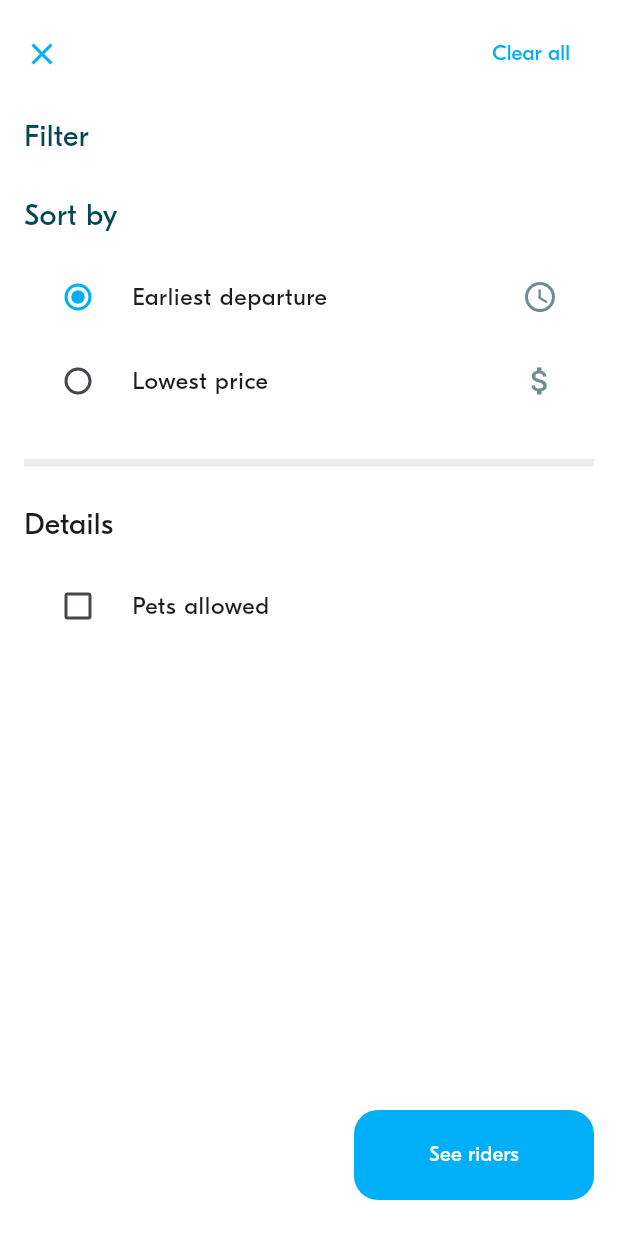
After one commit to SamnangKong426/Fundamental-of-Mobile-Development, a Flutter app: the RidePrefFilter screen opened directly with sample values from the repository, on a phone screen of 412 x 824 dp. The commit adds this screen. Run offline on Flutter 3.47's test engine with Material 3 defaults, Android fonts, the phone set to English and light mode, and no system bars; project files that could hold a hidden picture were left out.

Commit message:
BLA-106 - BONUS – Implement the Filter view

```diff
--- /dev/null
+++ b/w4_blabla_project_part2/lib/screens/ride_pref/widgets/ride_pref_filter.dart
@@ -0,0 +1,182 @@
+import 'package:flutter/material.dart';
+import 'package:w4_blabla_project_part2/widgets/actions/bla_button.dart';
+
+import '../../../model/ride_pref/ride_pref.dart';
+import '../../../service/ride_prefs_filter_service.dart';
+import '../../../theme/theme.dart';
+import '../../../widgets/actions/bla_icon_button.dart';
+import '../../ride_pref/widgets/ride_pref_form.dart';
+
+class RidePrefFilter extends StatefulWidget {
+  final RidePreference currentPreference;
+
+  const RidePrefFilter({super.key, required this.currentPreference});
+
+  @override
+  State<RidePrefFilter> createState() => _RidePrefFilterState();
+}
+
+class _RidePrefFilterState extends State<RidePrefFilter> {
+  // Initialize state from the service
+  late bool _isPetsAllowed;
+  late SortOption _selectedSortOption;
+
+  @override
+  void initState() {
+    super.initState();
+    // Get initial values from FilterService
+    _isPetsAllowed = FilterService.instance.isPetsAllowed;
+    _selectedSortOption = FilterService.instance.sortOption;
+  }
+
+  void onBackSelected() {
+    // Update service before closing the screen
+    _updateFilterService();
+    Navigator.of(context).pop();
+  }
+
+  void onSubmit() {
+    // Update service before closing the screen
+    _updateFilterService();
+    Navigator.of(context).pop();
+  }
+
+  void _updateFilterService() {
+    FilterService.instance.setCurrentFilter(_isPetsAllowed, _selectedSortOption);
+  }
+
+  void onClearAll() {
+    setState(() {
+      _isPetsAllowed = false;
+      _selectedSortOption = SortOption.earliest_departure;
+    });
+
+    // Update service when filter is cleared
+    _updateFilterService();
+  }
+
+  @override
+  Widget build(BuildContext context) {
+    return Scaffold(
+      body: Padding(
+        padding: const EdgeInsets.only(
+          left: BlaSpacings.m,
+          right: BlaSpacings.m,
+          top: BlaSpacings.s,
+        ),
+        child: Column(
+          crossAxisAlignment: CrossAxisAlignment.start,
+          children: [
+            // Back icon
+            Row(
+              children: [
+                BlaIconButton(onPressed: onBackSelected, icon: Icons.close),
+                const Spacer(),
+                TextButton(
+                  onPressed: onClearAll,
+                  style: TextButton.styleFrom(
+                    padding: EdgeInsets.symmetric(horizontal: 16, vertical: 8),
+                  ),
+                  child: Text(
+                    "Clear all",
+                    style: TextStyle(color: BlaColors.primary),
+                  ),
+                ),
+              ],
+            ),
+            SizedBox(height: BlaSpacings.m),
+
+            // Title
+            Text(
+              "Filter",
+              style: BlaTextStyles.title.copyWith(color: BlaColors.textNormal),
+            ),
+            const SizedBox(height: BlaSpacings.l),
+            // Form
+            Expanded(
+              child: Column(
+                crossAxisAlignment: CrossAxisAlignment.start,
+                children: [
+                  Text(
+                    "Sort by",
+                    style: BlaTextStyles.title.copyWith(
+                      color: BlaColors.textNormal,
+                    ),
+                  ),
+                  const SizedBox(height: BlaSpacings.s),
+                  RadioListTile<SortOption>(
+                    activeColor: BlaColors.primary,
+                    title: Text("Earliest departure"),
+                    value: SortOption.earliest_departure,
+                    groupValue: _selectedSortOption,
+                    onChanged: (SortOption? value) {
+                      if (value != null) {
+                        setState(() {
+                          _selectedSortOption = value;
+                        });
+                      }
+                    },
+                    secondary: Icon(
+                      Icons.access_time,
+                      color: BlaColors.textLight,
+                    ),
+                  ),
+                  RadioListTile<SortOption>(
+                    activeColor: BlaColors.primary,
+                    title: Text("Lowest price"),
+                    value: SortOption.price,
+                    groupValue: _selectedSortOption,
+                    onChanged: (SortOption? value) {
+                      if (value != null) {
+                        setState(() {
+                          _selectedSortOption = value;
+                        });
+                      }
+                    },
+                    secondary: Icon(
+                      Icons.attach_money,
+                      color: BlaColors.textLight,
+                    ),
+                  ),
+                  const SizedBox(height: BlaSpacings.l),
+                  // line
+                  Container(height: 5, color: BlaColors.backgroundAccent),
+                  const SizedBox(height: BlaSpacings.l),
+                  Text("Details", style: BlaTextStyles.title),
+                  const SizedBox(height: BlaSpacings.s),
+                  CheckboxListTile(
+                    activeColor: BlaColors.primary,
+                    title: Text("Pets allowed"),
+                    value: _isPetsAllowed,
+                    onChanged: (bool? value) {
+                      setState(() {
+                        _isPetsAllowed = value!;
+                      });
+                    },
+                    controlAffinity: ListTileControlAffinity.leading,
+                  ),
+                  const Spacer(),
+                  Padding(
+                    padding: const EdgeInsets.only(bottom: BlaSpacings.l),
+                    child: Row(
+                      mainAxisAlignment: MainAxisAlignment.end,
+                      children: [
+                        SizedBox(
+                          width: 160, // Set to your desired width
+                          child: BlaButton(
+                            text: "See riders",
+                            onPressed: onSubmit,
+                          ),
+                        ),
+                      ],
+                    ),
+                  ),
+                ],
+              ),
+            ),
+          ],
+        ),
+      ),
+    );
+  }
+}
--- a/w4_blabla_project_part2/lib/screens/rides/rides_screen.dart
+++ b/w4_blabla_project_part2/lib/screens/rides/rides_screen.dart
@@ -1,4 +1,5 @@
 import 'package:flutter/material.dart';
+import 'package:w4_blabla_project_part2/screens/ride_pref/widgets/ride_pref_filter.dart';
 
 import '../../dummy_data/dummy_data.dart';
 import '../../model/ride/ride.dart';
@@ -57,7 +58,14 @@ class _RidesScreenState extends State<RidesScreen> {
     }
   }
 
-  void onFilterPressed() {}
+  void onFilterPressed() {
+    print("onFilterPressed");
+    Navigator.of(context).push<RidePreference>(
+      MaterialPageRoute(
+        builder: (ctx) => RidePrefFilter(currentPreference: currentPreference!),
+      ),
+    );
+  }
 
   @override
   Widget build(BuildContext context) {
--- /dev/null
+++ b/w4_blabla_project_part2/lib/service/ride_prefs_filter_service.dart
@@ -0,0 +1,26 @@
+enum SortOption { earliest_departure, price }
+
+class FilterService {
+  static final FilterService instance = FilterService._internal();
+
+  FilterService._internal();
+
+  bool _isPetsAllowed = false;
+  SortOption _sortOption = SortOption.earliest_departure;
+
+  void setCurrentFilter(bool isPetsAllowed, SortOption sortOption) {
+    _isPetsAllowed = isPetsAllowed;
+    _sortOption = sortOption;
+    print(
+      'FilterService: isPetsAllowed: $_isPetsAllowed, sortOption: $_sortOption',
+    );
+  }
+
+  bool get isPetsAllowed => _isPetsAllowed;
+  SortOption get sortOption => _sortOption;
+
+  void resetFilters() {
+    _isPetsAllowed = false;
+    _sortOption = SortOption.earliest_departure;
+  }
+}
```
